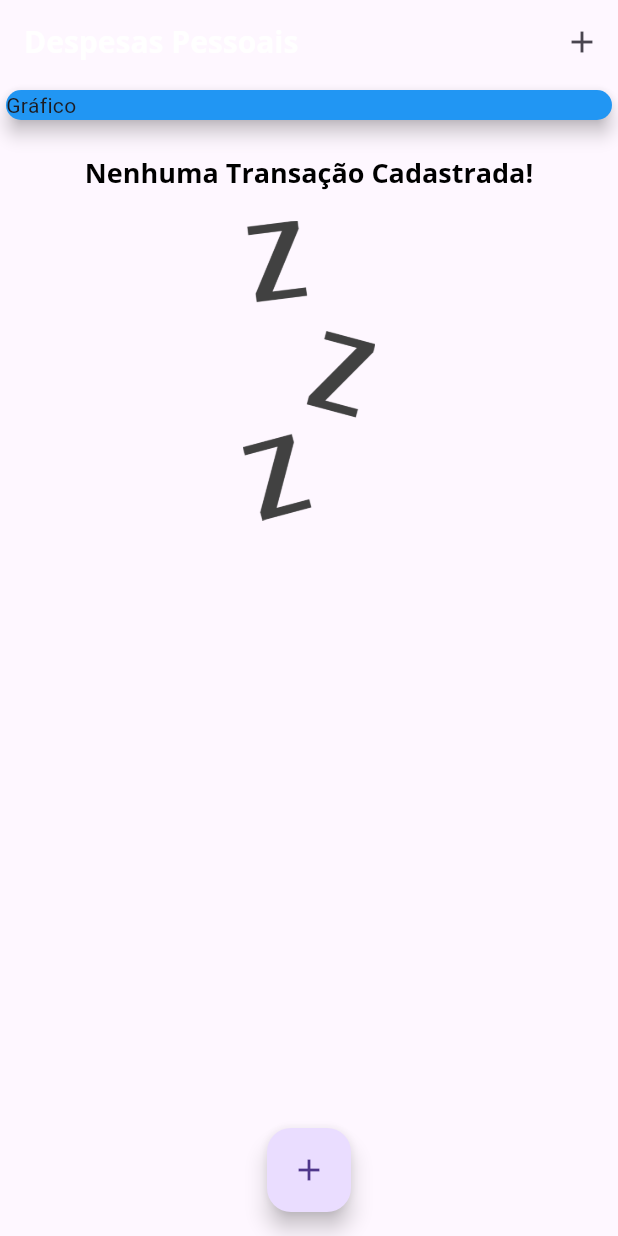
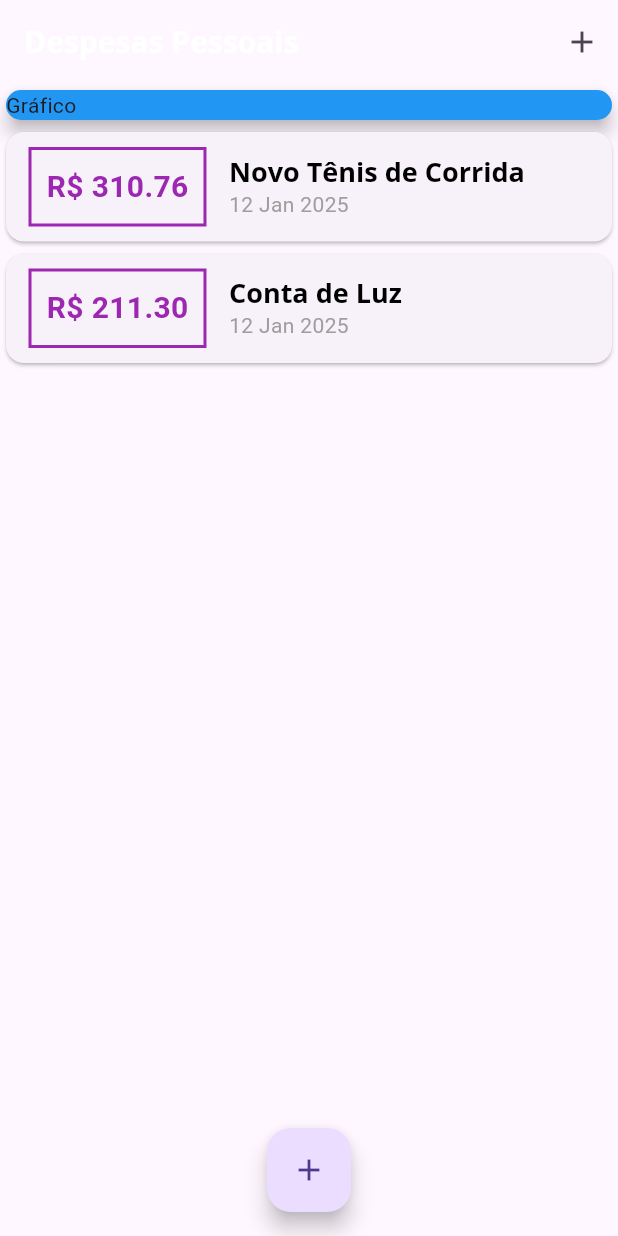
Before and after one commit to jgdlago/expenses-app, a Flutter app: the screen it shows after launch, on a phone screen of 412 x 824 dp. Run offline on Flutter 3.47's test engine with Material 3 defaults, Android fonts, the phone set to English and light mode, and no system bars.

```diff
--- a/expenses/lib/components/transaction_form.dart
+++ b/expenses/lib/components/transaction_form.dart
@@ -43,7 +43,7 @@ class _TransactionFormState extends State<TransactionForm> {
             TextField(
               controller: valueController,
               keyboardType:
-                  const TextInputType.numberWithOptions(decimal: true),
+              const TextInputType.numberWithOptions(decimal: true),
               onSubmitted: (_) => _submitForm(),
               decoration: const InputDecoration(
                 labelText: 'Valor (R\$)',
--- a/expenses/lib/components/transaction_list.dart
+++ b/expenses/lib/components/transaction_list.dart
@@ -11,25 +11,7 @@ class TransactionList extends StatelessWidget {
   Widget build(BuildContext context) {
     return SizedBox(
       height: 300,
-      child: transactions.isEmpty
-          ? Column(
-              children: [
-                const SizedBox(height: 20),
-                Text(
-                  'Nenhuma Transação Cadastrada!',
-                  style: Theme.of(context).textTheme.titleLarge,
-                ),
-                const SizedBox(height: 20),
-                SizedBox(
-                  height: 200,
-                  child: Image.asset(
-                    'assets/images/waiting.png',
-                    fit: BoxFit.cover,
-                  ),
-                ),
-              ],
-            )
-          : ListView.builder(
+      child: ListView.builder(
         itemCount: transactions.length,
         itemBuilder: (ctx, index) {
           final tr = transactions[index];
@@ -62,7 +44,7 @@ class TransactionList extends StatelessWidget {
                   children: [
                     Text(
                       tr.title,
-                            style: Theme.of(context).textTheme.titleLarge,
+                      style: Theme.of(context).textTheme.headline6,
                     ),
                     Text(
                       DateFormat('d MMM y').format(tr.date),
--- a/expenses/lib/main.dart
+++ b/expenses/lib/main.dart
@@ -21,7 +21,7 @@ class ExpensesApp extends StatelessWidget {
           secondary: Colors.amber,
         ),
         textTheme: tema.textTheme.copyWith(
-          titleLarge: const TextStyle(
+          headline6: const TextStyle(
             fontFamily: 'OpenSans',
             fontSize: 18,
             fontWeight: FontWeight.bold,
@@ -48,19 +48,19 @@ class MyHomePage extends StatefulWidget {
 }
 
 class _MyHomePageState extends State<MyHomePage> {
-  final List<Transaction> _transactions = [
-    // Transaction(
-    //   id: 't1',
-    //   title: 'Novo Tênis de Corrida',
-    //   value: 310.76,
-    //   date: DateTime.now(),
-    // ),
-    // Transaction(
-    //   id: 't2',
-    //   title: 'Conta de Luz',
-    //   value: 211.30,
-    //   date: DateTime.now(),
-    // ),
+  final _transactions = [
+    Transaction(
+      id: 't1',
+      title: 'Novo Tênis de Corrida',
+      value: 310.76,
+      date: DateTime.now(),
+    ),
+    Transaction(
+      id: 't2',
+      title: 'Conta de Luz',
+      value: 211.30,
+      date: DateTime.now(),
+    ),
   ];
 
   _addTransaction(String title, double value) {
```
Also changed, not shown: expenses/pubspec.yaml (+13 -24 lines), expenses/pubspec.lock. Lines whose indentation alone changed are shown as unchanged.
